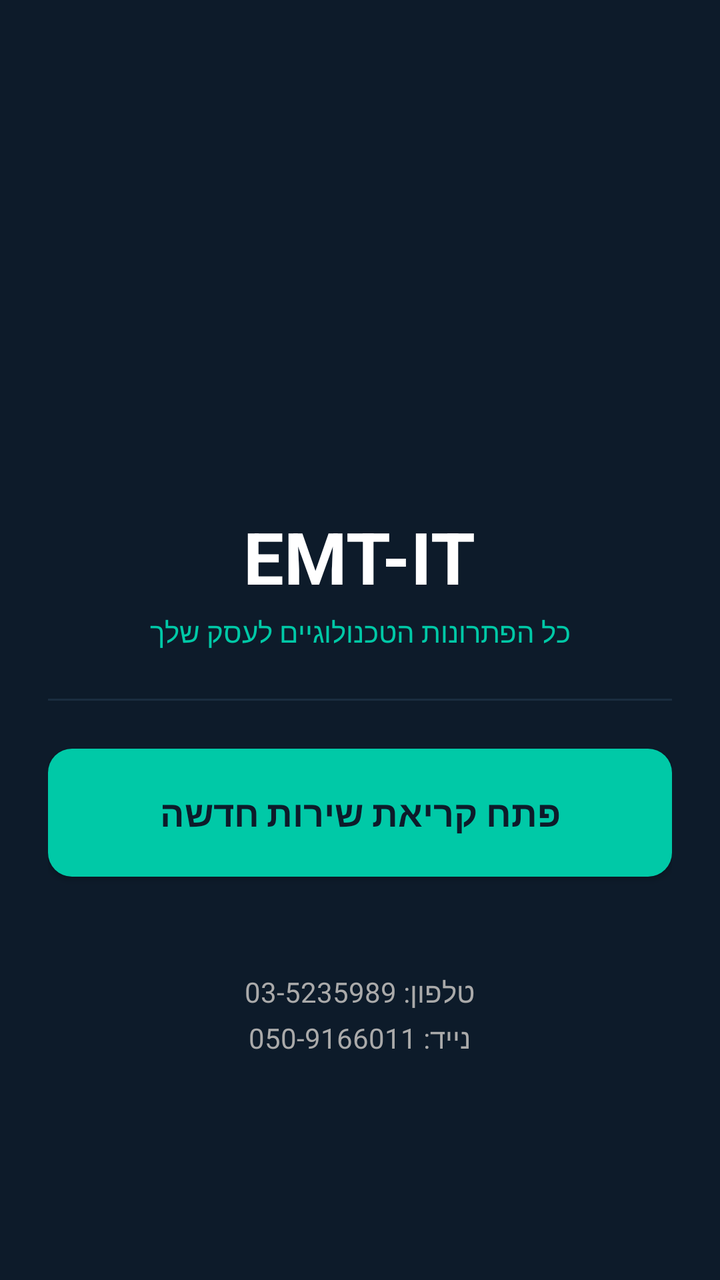
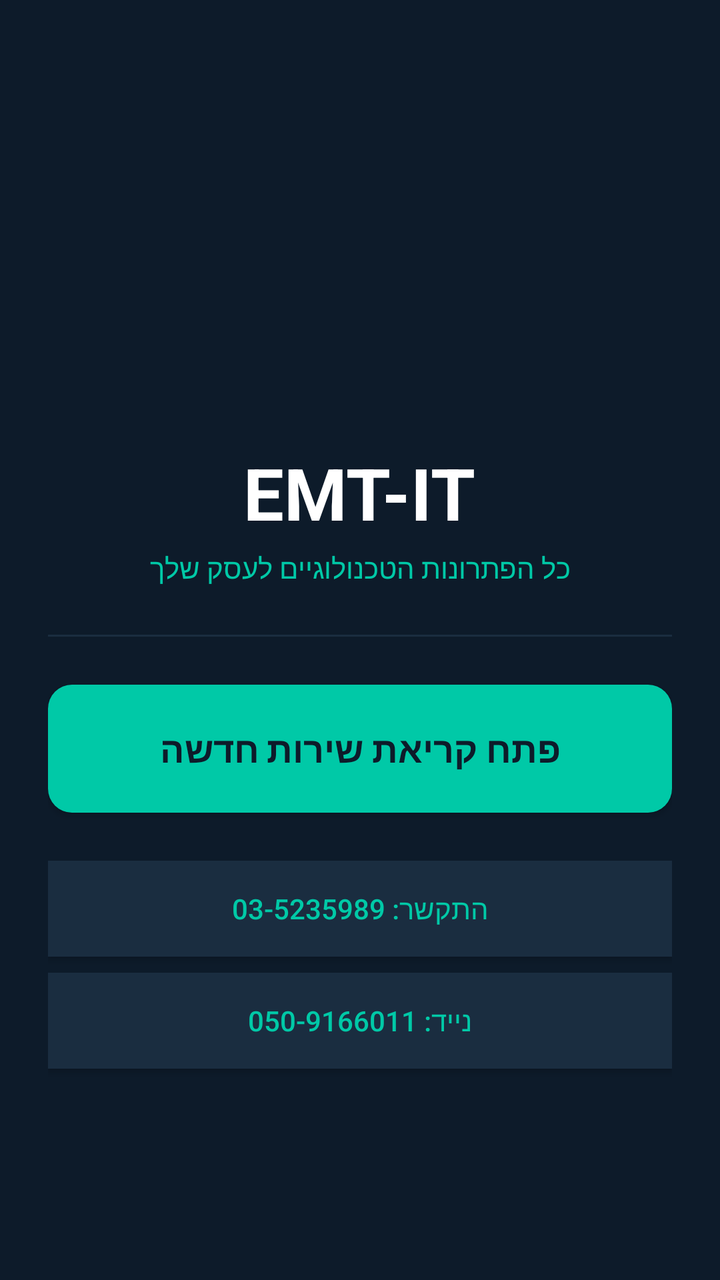

Screens rendered from an Android XML layout before and after an edit, with the pre-edit source and the edit as a unified diff.
<!-- AndroidManifest.xml: application theme Theme.EMT -->
<!-- res/layout/activity_main.xml -->
<?xml version="1.0" encoding="utf-8"?>
<ScrollView xmlns:android="http://schemas.android.com/apk/res/android"
    android:layout_width="match_parent"
    android:layout_height="match_parent"
    android:background="@color/bg_dark">

    <LinearLayout
        android:layout_width="match_parent"
        android:layout_height="wrap_content"
        android:orientation="vertical"
        android:padding="24dp"
        android:gravity="center_horizontal">

        <ImageView
            android:layout_width="150dp"
            android:layout_height="150dp"
            android:src="@drawable/ic_logo"
            android:scaleType="fitCenter"
            android:layout_marginTop="32dp"
            android:layout_marginBottom="16dp"/>

        <TextView
            android:layout_width="wrap_content"
            android:layout_height="wrap_content"
            android:text="EMT-IT"
            android:textSize="36sp"
            android:textColor="#FFFFFF"
            android:textStyle="bold"
            android:layout_marginTop="32dp"/>

        <TextView
            android:layout_width="wrap_content"
            android:layout_height="wrap_content"
            android:text="@string/app_tagline"
            android:textSize="14sp"
            android:textColor="@color/teal"
            android:layout_marginTop="4dp"/>

        <View
            android:layout_width="match_parent"
            android:layout_height="1dp"
            android:background="@color/card_bg"
            android:layout_marginTop="24dp"
            android:layout_marginBottom="24dp"/>

        <Button
            android:id="@+id/btnNewTicket"
            android:layout_width="match_parent"
            android:layout_height="64dp"
            android:text="פתח קריאת שירות חדשה"
            android:background="@drawable/btn_primary"
            android:textColor="#0D1B2A"
            android:textSize="18sp"
            android:textStyle="bold"
            android:layout_marginBottom="16dp"/>

        <TextView
            android:layout_width="wrap_content"
            android:layout_height="wrap_content"
            android:text="טלפון: 03-5235989"
            android:textSize="14sp"
            android:textColor="#AAAAAA"
            android:layout_marginTop="32dp"/>

        <TextView
            android:layout_width="wrap_content"
            android:layout_height="wrap_content"
            android:text="נייד: 050-9166011"
            android:textSize="14sp"
            android:textColor="#AAAAAA"
            android:layout_marginTop="4dp"/>

    </LinearLayout>
</ScrollView>
<!-- resources referenced by this layout -->
<resources>
  <color name="bg_dark">#0D1B2A</color>
  <color name="card_bg">#1A2D40</color>
  <color name="teal">#00C9A7</color>
  <!-- drawable btn_primary (drawable) -->
  <?xml version="1.0" encoding="utf-8"?>
  <selector xmlns:android="http://schemas.android.com/apk/res/android">
      <item android:state_pressed="true">
          <shape><solid android:color="#00A688"/><corners android:radius="12dp"/></shape>
      </item>
      <item>
          <shape><solid android:color="#00C9A7"/><corners android:radius="12dp"/></shape>
      </item>
  </selector>
  <string name="app_tagline">כל הפתרונות הטכנולוגיים לעסק שלך</string>
  <style name="Theme.EMT" parent="Theme.MaterialComponents.DayNight.NoActionBar">
          <item name="colorPrimary">@color/emt_teal</item>
          <item name="colorPrimaryDark">@color/status_bar</item>
          <item name="colorAccent">@color/emt_teal</item>
          <item name="android:windowBackground">@color/emt_dark</item>
          <item name="android:statusBarColor">@color/status_bar</item>
          <item name="android:navigationBarColor">@color/emt_dark</item>
          <item name="android:textColor">@color/emt_white</item>
          <item name="android:textColorPrimary">@color/emt_white</item>
          <item name="android:textColorSecondary">@color/emt_white_70</item>
          <item name="spinnerStyle">@style/EMT.Spinner</item>
      </style>
  <color name="emt_teal">#00C9A7</color>
  <color name="status_bar">#0A1520</color>
  <color name="emt_dark">#0D1B2A</color>
  <color name="emt_white">#FFFFFF</color>
  <color name="emt_white_70">#B3FFFFFF</color>
  <style name="EMT.Spinner" parent="Widget.AppCompat.Spinner">
          <item name="android:background">@color/card_bg</item>
          <item name="android:textColor">@color/emt_white</item>
          <item name="android:textColorPrimary">@color/emt_white</item>
          <item name="android:popupBackground">@color/card_bg</item>
      </style>
</resources>

<!-- the commit's change to res/layout/activity_main.xml (unified diff, before → after) -->
@@ -25,8 +25,7 @@
             android:text="EMT-IT"
             android:textSize="36sp"
             android:textColor="#FFFFFF"
-            android:textStyle="bold"
-            android:layout_marginTop="32dp"/>
+            android:textStyle="bold"/>
 
         <TextView
             android:layout_width="wrap_content"
@@ -52,23 +51,25 @@
             android:textColor="#0D1B2A"
             android:textSize="18sp"
             android:textStyle="bold"
-            android:layout_marginBottom="16dp"/>
+            android:layout_marginBottom="24dp"/>
 
-        <TextView
-            android:layout_width="wrap_content"
+        <Button
+            android:id="@+id/btnCall1"
+            android:layout_width="match_parent"
             android:layout_height="wrap_content"
-            android:text="טלפון: 03-5235989"
-            android:textSize="14sp"
-            android:textColor="#AAAAAA"
-            android:layout_marginTop="32dp"/>
+            android:text="התקשר: 03-5235989"
+            android:background="@color/card_bg"
+            android:textColor="@color/teal"
+            android:layout_marginBottom="8dp"/>
 
-        <TextView
-            android:layout_width="wrap_content"
+        <Button
+            android:id="@+id/btnCall2"
+            android:layout_width="match_parent"
             android:layout_height="wrap_content"
             android:text="נייד: 050-9166011"
-            android:textSize="14sp"
-            android:textColor="#AAAAAA"
-            android:layout_marginTop="4dp"/>
+            android:background="@color/card_bg"
+            android:textColor="@color/teal"
+            android:layout_marginBottom="8dp"/>
 
     </LinearLayout>
 </ScrollView>
